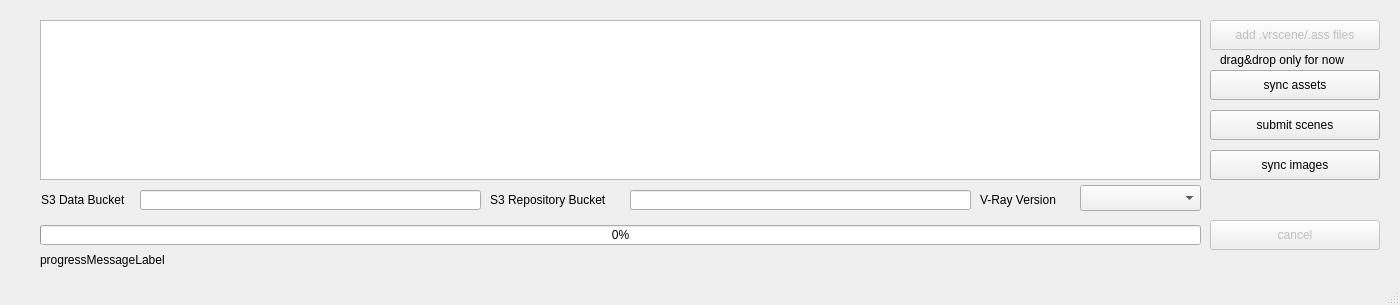
ultra-sonic/opencloudrender, file opencloudrender/ui/ocrSubmit.ui: the form before one commit.
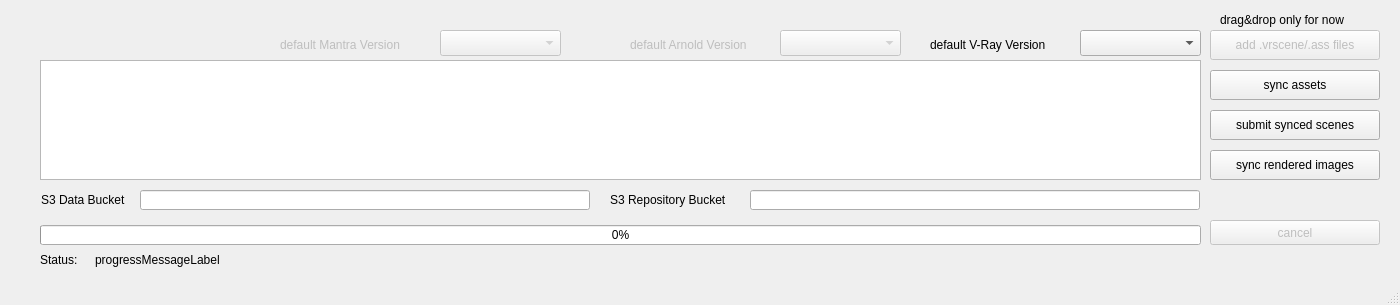
The form after the commit.

Diff of the .ui file:
```diff
--- a/opencloudrender/ui/ocrSubmit.ui
+++ b/opencloudrender/ui/ocrSubmit.ui
@@ -21,9 +21,9 @@
     <property name="geometry">
      <rect>
       <x>40</x>
-      <y>20</y>
+      <y>60</y>
       <width>1161</width>
-      <height>160</height>
+      <height>120</height>
      </rect>
     </property>
     <property name="acceptDrops">
@@ -40,7 +40,7 @@
      </rect>
     </property>
     <property name="text">
-     <string>submit scenes</string>
+     <string>submit synced scenes</string>
     </property>
    </widget>
    <widget class="QPushButton" name="syncAssetsButton">
@@ -66,7 +66,7 @@
      </rect>
     </property>
     <property name="text">
-     <string>sync images</string>
+     <string>sync rendered images</string>
     </property>
    </widget>
    <widget class="QPushButton" name="addScenesButton">
@@ -76,7 +76,7 @@
     <property name="geometry">
      <rect>
       <x>1210</x>
-      <y>20</y>
+      <y>30</y>
       <width>170</width>
       <height>30</height>
      </rect>
@@ -90,7 +90,7 @@
      <rect>
       <x>140</x>
       <y>190</y>
-      <width>341</width>
+      <width>450</width>
       <height>20</height>
      </rect>
     </property>
@@ -98,9 +98,9 @@
    <widget class="QLineEdit" name="repoBucketName">
     <property name="geometry">
      <rect>
-      <x>630</x>
+      <x>750</x>
       <y>190</y>
-      <width>341</width>
+      <width>450</width>
       <height>20</height>
      </rect>
     </property>
@@ -134,7 +134,7 @@
    <widget class="QLabel" name="repoBucketNameLabel">
     <property name="geometry">
      <rect>
-      <x>490</x>
+      <x>610</x>
       <y>190</y>
       <width>140</width>
       <height>20</height>
@@ -148,7 +148,7 @@
     <property name="geometry">
      <rect>
       <x>1220</x>
-      <y>50</y>
+      <y>10</y>
       <width>151</width>
       <height>20</height>
      </rect>
@@ -161,7 +161,7 @@
     <property name="geometry">
      <rect>
       <x>1080</x>
-      <y>185</y>
+      <y>30</y>
       <width>121</width>
       <height>26</height>
      </rect>
@@ -170,14 +170,14 @@
    <widget class="QLabel" name="vrayVersionLabel">
     <property name="geometry">
      <rect>
-      <x>980</x>
-      <y>190</y>
-      <width>91</width>
+      <x>930</x>
+      <y>35</y>
+      <width>141</width>
       <height>20</height>
      </rect>
     </property>
     <property name="text">
-     <string>V-Ray Version</string>
+     <string>default V-Ray Version</string>
     </property>
    </widget>
    <widget class="QPushButton" name="cancelButton">
@@ -189,7 +189,7 @@
       <x>1210</x>
       <y>220</y>
       <width>170</width>
-      <height>30</height>
+      <height>25</height>
      </rect>
     </property>
     <property name="text">
@@ -199,9 +199,9 @@
    <widget class="QLabel" name="progressMessagelabel">
     <property name="geometry">
      <rect>
-      <x>40</x>
+      <x>95</x>
       <y>250</y>
-      <width>1161</width>
+      <width>1285</width>
       <height>20</height>
      </rect>
     </property>
@@ -209,6 +209,77 @@
      <string>progressMessageLabel</string>
     </property>
    </widget>
+   <widget class="QComboBox" name="arnoldVersionComboBox">
+    <property name="enabled">
+     <bool>false</bool>
+    </property>
+    <property name="geometry">
+     <rect>
+      <x>780</x>
+      <y>30</y>
+      <width>121</width>
+      <height>26</height>
+     </rect>
+    </property>
+   </widget>
+   <widget class="QLabel" name="arnoldVersionLabel">
+    <property name="enabled">
+     <bool>false</bool>
+    </property>
+    <property name="geometry">
+     <rect>
+      <x>630</x>
+      <y>35</y>
+      <width>141</width>
+      <height>20</height>
+     </rect>
+    </property>
+    <property name="text">
+     <string>default Arnold Version</string>
+    </property>
+   </widget>
+   <widget class="QComboBox" name="mantraVersionComboBox">
+    <property name="enabled">
+     <bool>false</bool>
+    </property>
+    <property name="geometry">
+     <rect>
+      <x>440</x>
+      <y>30</y>
+      <width>121</width>
+      <height>26</height>
+     </rect>
+    </property>
+   </widget>
+   <widget class="QLabel" name="mantraVersionLabel">
+    <property name="enabled">
+     <bool>false</bool>
+    </property>
+    <property name="geometry">
+     <rect>
+      <x>280</x>
+      <y>35</y>
+      <width>151</width>
+      <height>20</height>
+     </rect>
+    </property>
+    <property name="text">
+     <string>default Mantra Version</string>
+    </property>
+   </widget>
+   <widget class="QLabel" name="statusLabel">
+    <property name="geometry">
+     <rect>
+      <x>40</x>
+      <y>250</y>
+      <width>50</width>
+      <height>20</height>
+     </rect>
+    </property>
+    <property name="text">
+     <string>Status:</string>
+    </property>
+   </widget>
   </widget>
   <widget class="QMenuBar" name="menubar">
    <property name="geometry">
```
